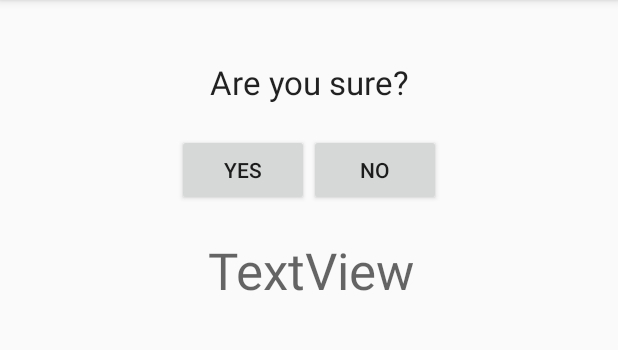
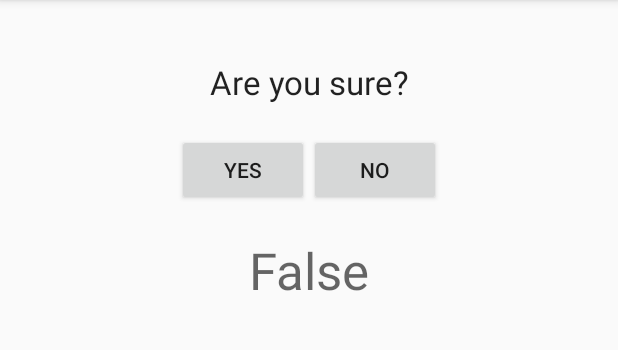
Before and after one commit to DayronYaret/QuizLab2.1, an Android app: the CheatActivity screen opened directly, with no data from a screen before it, after a tap on "YES", on a phone screen of 412 x 824 dp, the part 84-434 px from its top. Run offline under Robolectric (Android 15) with nearby library versions, the phone set to English and light mode, and no system bars.

Commit message:
implementando gestion del estado en la segunda pantalla

```diff
--- a/app/src/main/java/es/ulpgc/eite/cleancode/quiz/AppMediator.java
+++ b/app/src/main/java/es/ulpgc/eite/cleancode/quiz/AppMediator.java
@@ -6,6 +6,7 @@ public class AppMediator extends Application {
 
   private QuestionState questionState;
   private QuestionToCheatState questionToCheatState;
+  private CheatState cheatState;
 
   public QuestionToCheatState getQuestionToCheatState() {
     return questionToCheatState;
@@ -22,4 +23,12 @@ public class AppMediator extends Application {
   public void setQuestionState(QuestionState state) {
     questionState = state;
   }
+
+  public void setCheatState(CheatState state) {
+    cheatState = state;
+  }
+
+  public CheatState getCheatState() {
+    return cheatState;
+  }
 }
--- a/app/src/main/java/es/ulpgc/eite/cleancode/quiz/CheatActivity.java
+++ b/app/src/main/java/es/ulpgc/eite/cleancode/quiz/CheatActivity.java
@@ -2,12 +2,84 @@ package es.ulpgc.eite.cleancode.quiz;
 
 import android.support.v7.app.AppCompatActivity;
 import android.os.Bundle;
+import android.util.Log;
+import android.view.View;
+import android.widget.Button;
+import android.widget.TextView;
 
 public class CheatActivity extends AppCompatActivity {
+
+  public static String TAG = CheatActivity.class.getSimpleName();
+
+
+  private AppMediator mediator;
+
+  private Button yes, no;
+  private TextView answerText;
+
+  private boolean buttonClicked = false;
+  private boolean answer;
 
   @Override
   protected void onCreate(Bundle savedInstanceState) {
     super.onCreate(savedInstanceState);
     setContentView(R.layout.activity_cheat);
+
+    answerText = findViewById(R.id.resultText);
+
+    yes = findViewById(R.id.trueButton);
+    no = findViewById(R.id.falseButton);
+
+    mediator = (AppMediator) getApplication();
+
+    QuestionToCheatState state = mediator.getQuestionToCheatState();
+
+    if(state != null){
+      answer = state.getAnswer();
+    }
+  }
+
+
+  public void onYesButtonClicked(View view) {
+    Log.e(TAG, "onYesButtonClicked()");
+
+    buttonClicked = true;
+    answerText.setText(answer ? "True" : "False");
+  }
+
+  public void onNoButtonClicked(View view) {
+    Log.e(TAG, "onNoButtonClicked()");
+
+    finish();
+  }
+
+  @Override
+  protected void onResume() {
+    super.onResume();
+
+    answerText.setText("");
+
+    // recuperar estado
+    CheatState state = mediator.getCheatState();
+
+    if(state != null) {
+      // fijar estado
+      buttonClicked = state.isButtonClicked();
+
+      // actualizar IU
+      answerText.setText(answer ? "True" : "False");
+    }
+  }
+
+  @Override
+  protected void onPause() {
+    super.onPause();
+
+    // gardar estado
+
+    CheatState state = new CheatState();
+    state.setButtonClicked(buttonClicked);
+    mediator.setCheatState(state);
+
   }
 }
--- a/app/src/main/java/es/ulpgc/eite/cleancode/quiz/QuestionActivity.java
+++ b/app/src/main/java/es/ulpgc/eite/cleancode/quiz/QuestionActivity.java
@@ -18,13 +18,13 @@ public class QuestionActivity extends AppCompatActivity {
   private static final String NEXT_BUTTON_LABEL = "Next";
 
   private QuestionRepository repository;
+  private AppMediator mediator;
 
   private TextView questionText, resultText;
   private Button trueButton, falseButton, cheatButton, nextButton;
 
   private boolean buttonClicked = false;
   private boolean buttonSelected = false;
-  private AppMediator mediator;
 
   @Override
   protected void onCreate(Bundle savedInstanceState) {
--- a/app/src/main/res/layout/activity_cheat.xml
+++ b/app/src/main/res/layout/activity_cheat.xml
@@ -50,7 +50,7 @@
             android:layout_width="wrap_content"
             android:layout_height="wrap_content"
             android:layout_weight="1"
-            android:onClick="onTrueButtonClicked"
+            android:onClick="onYesButtonClicked"
             android:text="Yes"
             tools:text="Yes" />
 
@@ -59,7 +59,7 @@
             android:layout_width="wrap_content"
             android:layout_height="wrap_content"
             android:layout_weight="1"
-            android:onClick="onFalseButtonClicked"
+            android:onClick="onNoButtonClicked"
             android:text="No"
             tools:text="No" />
     </LinearLayout>
```
Also changed, not shown: app/src/main/java/es/ulpgc/eite/cleancode/quiz/CheatState.java (added, +16 -0 lines).
